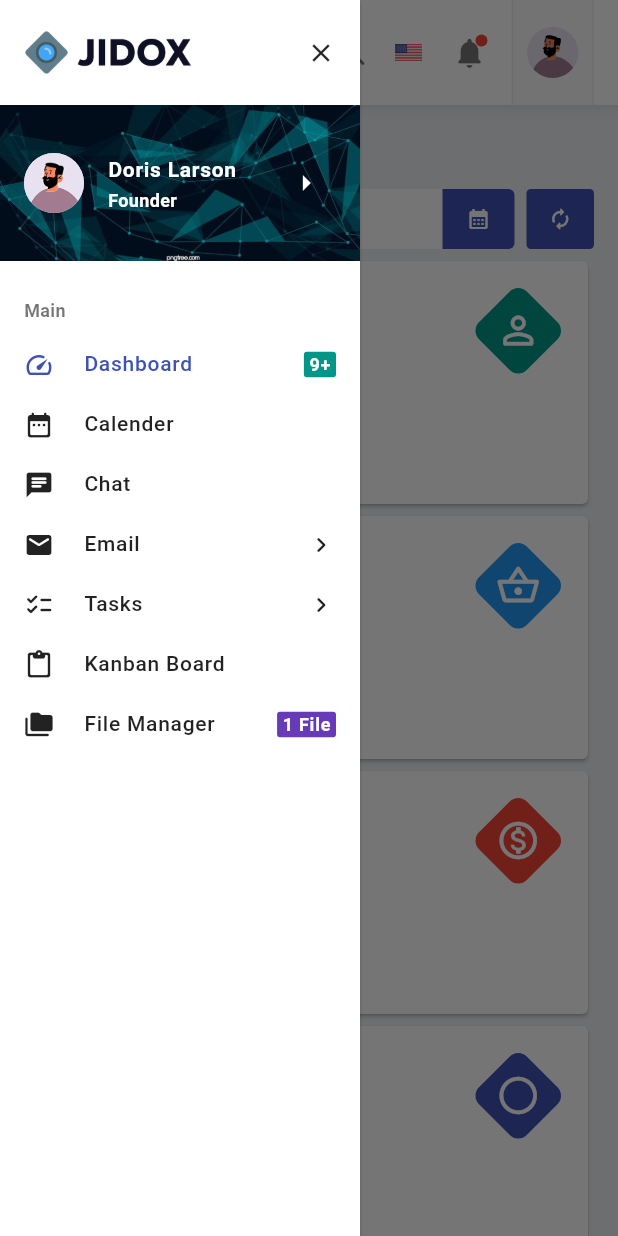
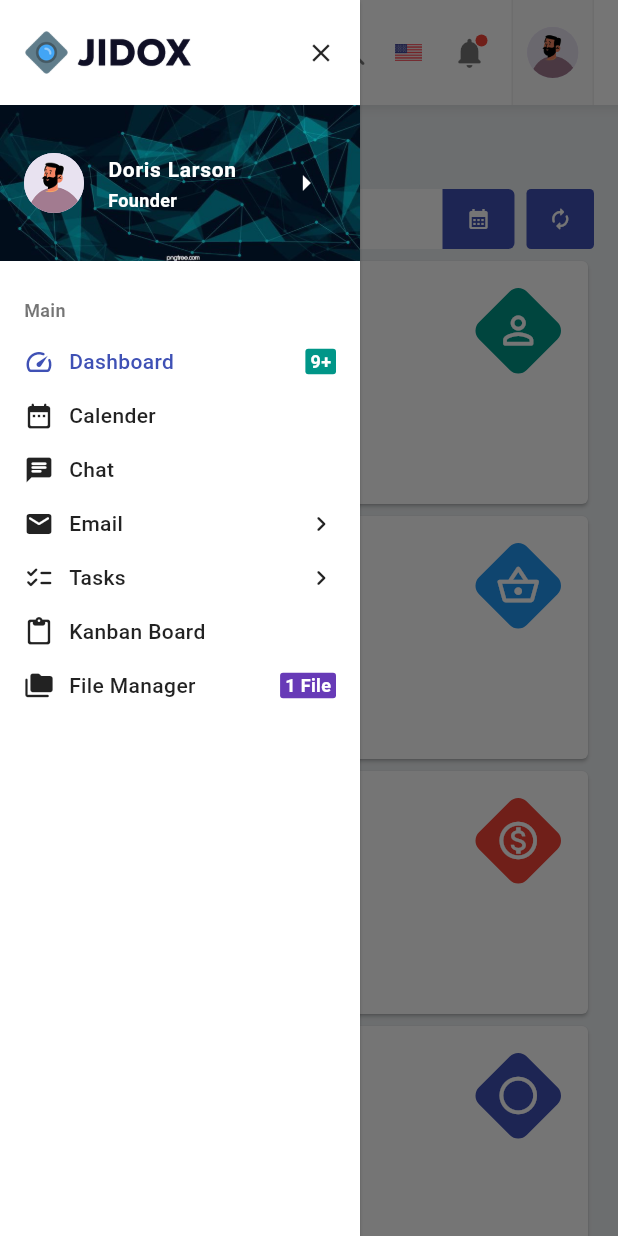
Before and after one commit to mu7mmd/coderthemes_test, a Flutter app: the screen it shows after launch, after a tap on the "menu" icon, on a phone screen of 412 x 824 dp. Run offline on Flutter 3.47's test engine with Material 3 defaults, Android fonts, the phone set to English and light mode, and no system bars; our stand-ins replace hooks_riverpod, syncfusion_flutter_charts; missing offline and left inert: vph_web_date_picker.

Commit message:
Enhance menu item tile design and functionality

```diff
--- a/lib/core/constants/app_dimensions.dart
+++ b/lib/core/constants/app_dimensions.dart
@@ -10,6 +10,7 @@ abstract final class AppDimensions {
   static const double padding16 = 16;
   static const double padding20 = 20;
   static const double padding24 = 24;
+  static const double padding30 = 30;
   static const double padding40 = 40;
   static const double padding50 = 50;
   static const double screenPadding = 16;
--- a/lib/features/dashboard/presentation/widgets/chart_statistics_widget.dart
+++ b/lib/features/dashboard/presentation/widgets/chart_statistics_widget.dart
@@ -21,10 +21,10 @@ class ChartStatisticsWidget extends StatelessWidget {
     return Expanded(
       child: Center(
         child: Column(
-          mainAxisAlignment: MainAxisAlignment.start,
           children: [
             Wrap(
               crossAxisAlignment: WrapCrossAlignment.center,
+              alignment: WrapAlignment.center,
               children: [
                 const Icon(Icons.circle_outlined, size: 12),
                 Text(
--- a/lib/features/main_drawer/presentation/controllers/providers/selected_menu_item_provider.dart
+++ b/lib/features/main_drawer/presentation/controllers/providers/selected_menu_item_provider.dart
@@ -1,3 +1,4 @@
 import 'package:hooks_riverpod/hooks_riverpod.dart' show StateProvider;
 
-final selectedMenuItemProvider = StateProvider<int>((ref) => 0);
+final selectedMenuItemProvider =
+    StateProvider<({int item, int? child})>((ref) => (item: 0, child: null));
--- a/lib/features/main_drawer/presentation/widgets/collapsed_drawer.dart
+++ b/lib/features/main_drawer/presentation/widgets/collapsed_drawer.dart
@@ -30,7 +30,7 @@ class CollapsedDrawer extends StatelessWidget {
                   return Icon(
                     item.icon,
                     size: 20,
-                    color: selectedIndex == j
+                    color: selectedIndex.item == j
                         ? AppColors.primary
                         : AppColors.content,
                   );
--- a/lib/features/main_drawer/presentation/widgets/section_item_tile.dart
+++ b/lib/features/main_drawer/presentation/widgets/section_item_tile.dart
@@ -6,52 +6,57 @@ import '../../../../core/constants/app_constants.dart';
 import '../../../../core/constants/app_dimensions.dart';
 import '../../../../core/constants/text_styles.dart';
 import '../../../../core/widgets/hover_widget.dart';
+import '../../domain/models/section_item_model.dart';
 import '../controllers/providers/menu_item_expanded_provider.dart';
 import '../controllers/providers/selected_menu_item_provider.dart';
-import '../../domain/models/section_item_model.dart';
 
-class SectionItemTile extends ConsumerStatefulWidget {
+class SectionItemTile extends ConsumerWidget {
   const SectionItemTile(this.index, this.item, {super.key});
 
   final int index;
   final SectionItemModel item;
 
   @override
-  ConsumerState<SectionItemTile> createState() => _SectionItemTileState();
+  Widget build(BuildContext context, WidgetRef ref) {
+    final selectedIndexes = ref.watch(selectedMenuItemProvider);
+    final expandedIndex = ref.watch(menuItemExpandedProvider);
+    final isExpanded = expandedIndex == index;
+    final isSelected = selectedIndexes.item == index || isExpanded;
+    final hasChildren = item.hasChildren;
+    return GestureDetector(
+      onTap: () {
+        if (hasChildren) {
+          if (isExpanded) {
+            _changeExpandedMenuItem(ref, null);
+          } else {
+            _changeExpandedMenuItem(ref, index);
           }
-
-class _SectionItemTileState extends ConsumerState<SectionItemTile> {
-  final _controller = ExpansionTileController();
-
-  late final _index = widget.index;
-  late final _item = widget.item;
-  late final _hasChildren = _item.hasChildren;
-
-  @override
-  Widget build(BuildContext context) {
-    _listenExpandItemState();
-    final selectedIndex = ref.watch(selectedMenuItemProvider);
-    final expandedIndex = ref.watch(menuItemExpandedProvider);
-    final isExpanded = expandedIndex == _index;
-    final isSelected = selectedIndex == _index || isExpanded;
-    return HoverWidget(
+        } else {
+          _changeSelectedMenuItem(ref, index);
+        }
+      },
+      child: Padding(
+        padding: const EdgeInsets.symmetric(vertical: AppDimensions.padding8),
+        child: Column(
+          crossAxisAlignment: CrossAxisAlignment.start,
+          children: [
+            HoverWidget(
               builder: (color, _) {
                 final focusColor = isSelected ? AppColors.hoverColor : color;
-        return
-        ExpansionTile(
-          controller: _controller,
-          textColor: AppColors.hoverColor,
-          iconColor: AppColors.hoverColor,
-          tilePadding: const EdgeInsets.all(0),
-          leading: Icon(_item.icon, color: focusColor, size: 20),
-          title: Text(
-            _item.title,
+                return Row(
+                  children: [
+                    Icon(item.icon, color: focusColor, size: 20),
+                    const SizedBox(width: AppDimensions.padding10),
+                    Expanded(
+                      child: Text(
+                        item.title,
                         style: TextStyles.mediumMedium.copyWith(
                           color: focusColor,
                         ),
                       ),
-          trailing: _hasChildren
-              ? AnimatedRotation(
+                    ),
+                    if (hasChildren)
+                      AnimatedRotation(
                         turns: isExpanded ? 0.25 : 0,
                         duration: AppConstants.animationDuration,
                         child: Icon(
@@ -60,42 +65,33 @@ class _SectionItemTileState extends ConsumerState<SectionItemTile> {
                           size: 20,
                         ),
                       )
-              : _item.trailing,
-          shape: InputBorder.none,
-          collapsedShape: InputBorder.none,
-          visualDensity: const VisualDensity(
-            vertical: VisualDensity.minimumDensity,
+                    else
+                      item.trailing,
+                  ],
+                );
+              },
             ),
-          onExpansionChanged: (expanded) {
-            if (_hasChildren) {
-              if (expanded) {
-                ref.read(menuItemExpandedProvider.notifier).state = _index;
-              } else {
-                Future.delayed(Duration.zero, () {
-                  if (isExpanded) {
-                    ref.read(menuItemExpandedProvider.notifier).state = null;
-                  }
-                });
-              }
-            } else {
-              ref.read(selectedMenuItemProvider.notifier).state = _index;
-            }
-          },
-          expandedAlignment: Alignment.centerLeft,
-          children: [
-            if (_hasChildren)
-              Padding(
+            AnimatedSwitcher(
+              duration: AppConstants.animationDuration,
+              transitionBuilder: (child, animation) =>
+                  SizeTransition(sizeFactor: animation, child: child),
+              child: isExpanded
+                  ? Padding(
                       padding: const EdgeInsetsDirectional.only(
-                  start: AppDimensions.padding40,
+                        start: AppDimensions.padding30,
                       ),
                       child: Column(
                         crossAxisAlignment: CrossAxisAlignment.start,
-                  children: _item.children!
-                      .map(
-                        (child) => Padding(
+                        children: List.generate(
+                          item.children!.length,
+                          (childIndex) => Padding(
                             padding: const EdgeInsets.only(
-                            bottom: AppDimensions.padding8,
+                              top: AppDimensions.padding8,
                             ),
+                            child: GestureDetector(
+                              onTap: () {
+                                _changeSelectedMenuItem(ref, index, childIndex);
+                              },
                               child: HoverWidget(
                                 builder: (color, hovered) => AnimatedPadding(
                                   padding: EdgeInsetsDirectional.only(
@@ -103,29 +99,32 @@ class _SectionItemTileState extends ConsumerState<SectionItemTile> {
                                   ),
                                   duration: AppConstants.animationDuration,
                                   child: Text(
-                                child,
+                                    item.children![childIndex],
                                     style: TextStyles.mediumMedium.copyWith(
-                                  color: color,
+                                      color: selectedIndexes.child != childIndex ? color : AppColors.hoverColor,
+                                    ),
+                                  ),
+                                ),
                               ),
                             ),
                           ),
                         ),
                       ),
                     )
-                      .toList(),
-                ),
+                  : const SizedBox.shrink(),
             )
           ],
-        );
-      },
+        ),
+      ),
     );
   }
 
-  void _listenExpandItemState() {
-    ref.listen(menuItemExpandedProvider, (previous, current) {
-      if (current != _index && _controller.isExpanded) {
-        _controller.collapse();
+  void _changeExpandedMenuItem(WidgetRef ref, int? index) {
+    ref.read(menuItemExpandedProvider.notifier).state = index;
   }
-    });
+
+  void _changeSelectedMenuItem(WidgetRef ref, int item, [int? child]) {
+    ref.read(selectedMenuItemProvider.notifier).state =
+        (item: item, child: child);
   }
 }
--- a/lib/features/main_layout/presentation/layouts/main_layout.dart
+++ b/lib/features/main_layout/presentation/layouts/main_layout.dart
@@ -61,16 +61,21 @@ class _MainBody extends StatelessWidget {
                     Expanded(
                       child: Consumer(
                         builder: (_, ref, __) {
-                          final index = ref.watch(selectedMenuItemProvider);
-                          if (index == 0) {
+                          final indexes = ref.watch(selectedMenuItemProvider);
+                          final itemIndex = indexes.item;
+                          if (indexes.item == 0) {
                             return const DashboardView();
                           } else {
+                            final item = drawerItems.first.items[itemIndex];
+                            final childIndex = indexes.child;
                             return Center(
                               child: Text(
                                 // Default first cause we using only on section
                                 // if having more the selected page index method
                                 // will change
-                                drawerItems.first.items[index].title,
+                                childIndex == null
+                                    ? item.title
+                                    : item.children![childIndex],
                                 style: TextStyles.headline3Bold,
                               ),
                             );
```
Also changed, not shown: lib/features/main_drawer/presentation/widgets/collapsed_drawer_hover.dart (+51 -23 lines). Lines whose indentation alone changed are shown as unchanged.
